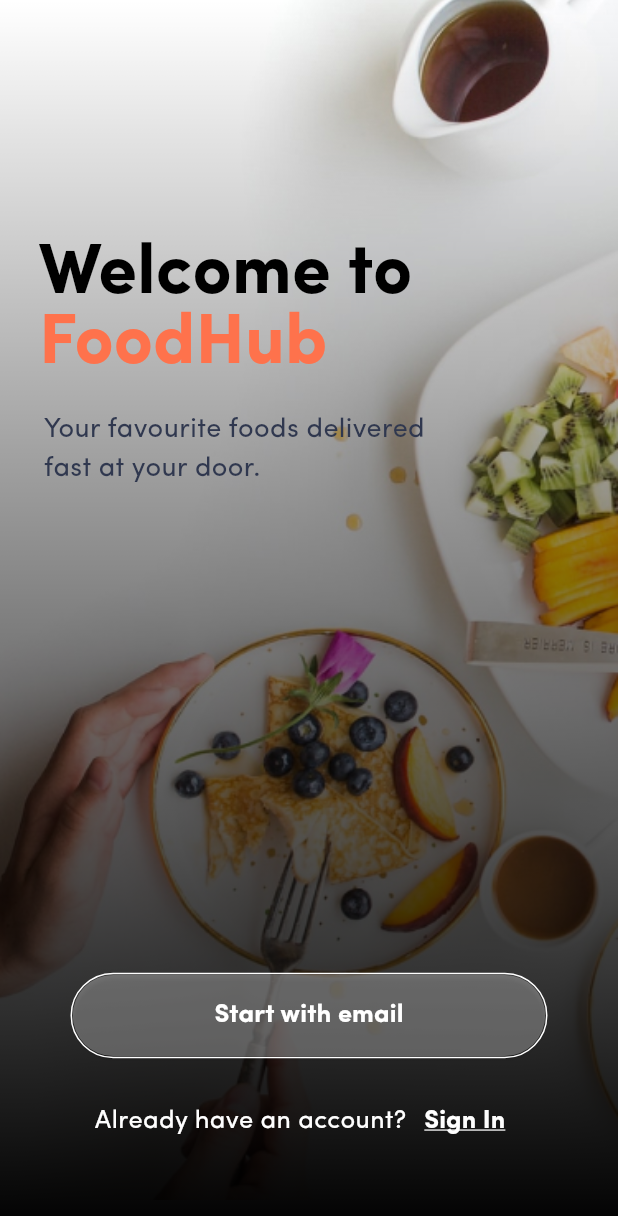
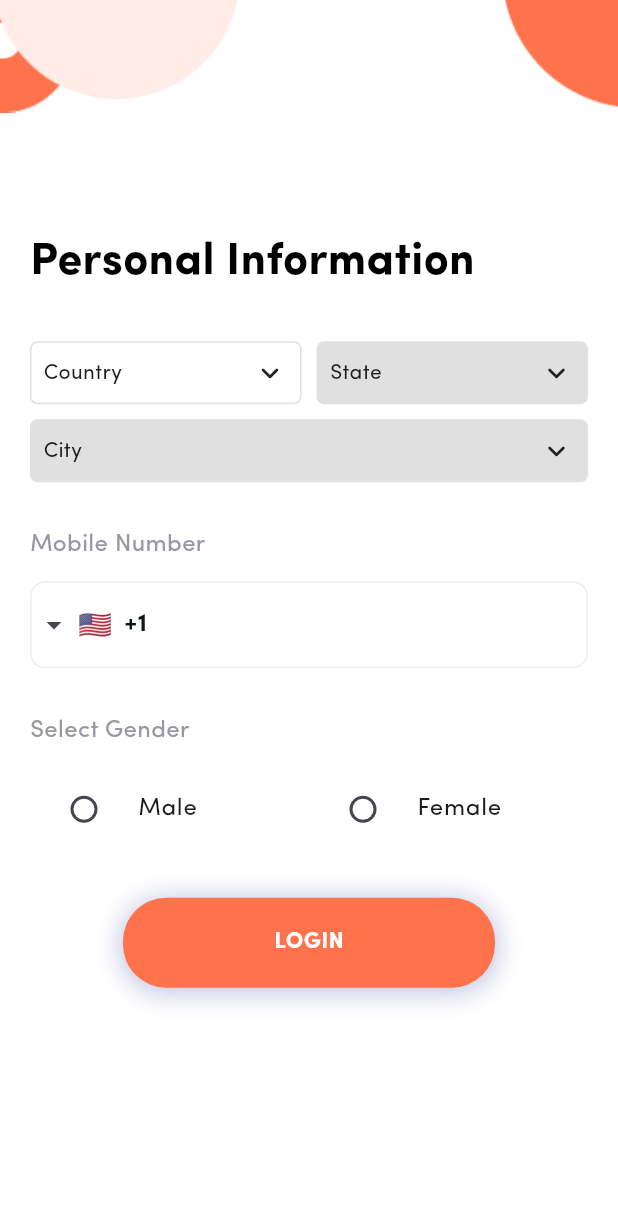
Before and after one commit to Sahil231102/FoodHub_User, a Flutter app: the screen it shows after launch, on a phone screen of 412 x 824 dp. Shown: the top 1216 px of the screen. Run offline on Flutter 3.47's test engine with Material 3 defaults, Android fonts, the phone set to English and light mode, and no system bars; drawn by our look-alikes of csc_picker, intl_phone_field; our stand-ins replace cloud_firestore, firebase_auth, firebase_core, get, get_storage; accounts and stored records are empty.

Commit message:
User Personal information screen done

```diff
--- a/lib/const/images.dart
+++ b/lib/const/images.dart
@@ -2,10 +2,11 @@ const _data = "assets/images";
 
 class AppImages {
   // images
+
   static const String appLogo = "$_data/logo.png";
   static const String Circle1 = "$_data/Ellipse 126.png";
   static const String Circle2 = "$_data/Ellipse 127.png";
   static const String Circle3 = "$_data/Ellipse 128.png";
 
-  // svgs
+// svgs
 }
--- /dev/null
+++ b/lib/controller/location_controller.dart
@@ -0,0 +1,25 @@
+import 'package:get/get.dart';
+
+class LocationController extends GetxController {
+  String country = '';
+  String countryPhone = '';
+  String state = '';
+  String city = '';
+
+  void updateCountry(String? value) {
+    country = value ?? '';
+
+    countryPhone = country.toString();
+    update(); // Notify listeners
+  }
+
+  void updateState(String? value) {
+    state = value ?? '';
+    update(); // Notify listeners
+  }
+
+  void updateCity(String? value) {
+    city = value ?? '';
+    update(); // Notify listeners
+  }
+}
--- a/lib/controller/send_reset_password_email.dart
+++ b/lib/controller/send_reset_password_email.dart
@@ -1,7 +1,4 @@
-import 'dart:ffi';
-
 import 'package:firebase_auth/firebase_auth.dart';
-import 'package:flutter/material.dart';
 import 'package:food_hub_user/view/widget/app_snackbar.dart';
 import 'package:get/get.dart';
 
@@ -10,7 +7,8 @@ class SendResetPasswordEmail extends GetxController {
     try {
       await FirebaseAuth.instance.sendPasswordResetEmail(email: email);
       AppSnackbar.showSuccess(
-          message: "A password reset link has been sent to $email.", title: "Email Sent");
+          message: "A password reset link has been sent to $email.",
+          title: "Email Sent");
     } on FirebaseAuthException catch (e) {
       String errorMessage;
       if (e.code == "invalid-email") {
--- a/lib/main.dart
+++ b/lib/main.dart
@@ -1,12 +1,14 @@
 import 'package:firebase_core/firebase_core.dart';
 import 'package:flutter/material.dart';
 import 'package:food_hub_user/firebase_options.dart';
-import 'package:food_hub_user/view/auth/splash_screen.dart';
+import 'package:food_hub_user/view/auth/user_info_screen.dart';
 import 'package:get/get.dart';
 
+import 'services/get_storage_services.dart';
+
 void main() async {
+  await GetStorageServices.init();
   WidgetsFlutterBinding.ensureInitialized();
-
   await Firebase.initializeApp(
     options: DefaultFirebaseOptions.currentPlatform,
   );
@@ -27,7 +29,7 @@ class MyApp extends StatelessWidget {
         colorScheme: ColorScheme.fromSeed(seedColor: Colors.deepPurple),
         useMaterial3: true,
       ),
-      home: SplashScreen(),
+      home: UserInfoScreen(),
     );
   }
 }
--- a/lib/view/auth/login_screen.dart
+++ b/lib/view/auth/login_screen.dart
@@ -128,7 +128,8 @@ class _LoginScreenState extends State<LoginScreen> {
                                     Get.to(const SignupScreen());
                                   },
                                   child: Container(
-                                    margin: const EdgeInsets.all(0), // Sets margin to 0
+                                    margin: const EdgeInsets.all(0),
+                                    // Sets margin to 0
                                     child: const Text(
                                       "Sign Up",
                                       style: TextStyle(
--- /dev/null
+++ b/lib/view/auth/user_info_screen.dart
@@ -0,0 +1,173 @@
+import 'package:csc_picker/csc_picker.dart';
+import 'package:flutter/material.dart';
+import 'package:food_hub_user/const/colors.dart';
+import 'package:food_hub_user/const/images.dart';
+import 'package:food_hub_user/const/text_style.dart';
+import 'package:food_hub_user/controller/location_controller.dart';
+import 'package:food_hub_user/view/widget/auth_comman_button.dart';
+import 'package:food_hub_user/view/widget/sized_box.dart';
+import 'package:get/get.dart';
+import 'package:intl_phone_field/intl_phone_field.dart';
+
+import '../widget/auth_comman_title_text.dart';
+
+class UserInfoScreen extends StatefulWidget {
+  const UserInfoScreen({super.key});
+
+  @override
+  State<UserInfoScreen> createState() => _UserInfoScreenState();
+}
+
+class _UserInfoScreenState extends State<UserInfoScreen> {
+  final LocationController _locationController = Get.put(LocationController());
+  final TextEditingController mobile = TextEditingController();
+
+  final _formKey = GlobalKey<FormState>();
+
+  String? _selectedGender = "";
+  String? _country = "";
+  String _countryPhone = "";
+  String? _state = "";
+  String? _city = "";
+
+  @override
+  Widget build(BuildContext context) {
+    return Scaffold(
+      backgroundColor: AppColors.white,
+      body: GetBuilder<LocationController>(
+        builder: (controller) {
+          return SafeArea(
+            child: Stack(
+              children: [
+                const Positioned(child: Image(image: AssetImage(AppImages.Circle1))),
+                const Positioned(child: Image(image: AssetImage(AppImages.Circle2))),
+                const Positioned(right: 0, child: Image(image: AssetImage(AppImages.Circle3))),
+                Center(
+                  child: Padding(
+                    padding: const EdgeInsets.symmetric(horizontal: 20.0),
+                    child: SingleChildScrollView(
+                      child: Form(
+                        key: _formKey,
+                        child: Column(
+                          mainAxisAlignment: MainAxisAlignment.center,
+                          crossAxisAlignment: CrossAxisAlignment.stretch,
+                          children: [
+                            const SizedBox(height: 20),
+                            const AuthCommanTitleText(
+                              text: "Personal Information",
+                              fontSize: 30,
+                            ),
+                            31.sizeHeight,
+                            CSCPicker(
+                              onCountryChanged: (value) {
+                                controller.countryPhone = value;
+                                controller.country = value;
+                              },
+                              onStateChanged: (value) {
+                                controller.state = value ?? "";
+                                print("================>>${controller.state}<<<<=============");
+                              },
+                              onCityChanged: (value) {
+                                controller.city = value ?? "";
+                                print("================>>${controller.city}<<<<=============");
+                              },
+                            ),
+                            31.sizeHeight,
+                            Text("Mobile Number",
+                                style: AppTextStyle.w300(
+                                    fontSize: 16, color: AppColors.labelTextColor)),
+                            12.sizeHeight,
+                            IntlPhoneField(
+                              dropdownTextStyle: AppTextStyle.w600(
+                                fontSize: 17,
+                                color: const Color(0xff111719),
+                              ),
+                              style: AppTextStyle.w600(
+                                fontSize: 17,
+                                color: const Color(0xff111719),
+                              ),
+                              // Set the phone code here
+                              onTap: () {},
+                              initialValue: controller.countryPhone,
+
+                              decoration: InputDecoration(
+                                  counterText: "",
+                                  enabledBorder: OutlineInputBorder(
+                                    borderRadius: BorderRadius.circular(10),
+                                    borderSide: BorderSide(color: AppColors.borderColor),
+                                  ),
+                                  focusedErrorBorder: OutlineInputBorder(
+                                    borderRadius: BorderRadius.circular(10),
+                                    borderSide: BorderSide(color: AppColors.errorColor),
+                                  ),
+                                  errorBorder: OutlineInputBorder(
+                                    borderRadius: BorderRadius.circular(10),
+                                    borderSide: BorderSide(color: AppColors.errorColor),
+                                  ),
+                                  focusedBorder: OutlineInputBorder(
+                                    borderRadius: BorderRadius.circular(10),
+                                    borderSide: BorderSide(
+                                      color: AppColors.primary,
+                                    ),
+                                  )),
+                            ),
+                            31.sizeHeight,
+                            Text("Select Gender",
+                                style: AppTextStyle.w300(
+                                    fontSize: 16, color: AppColors.labelTextColor)),
+                            12.sizeHeight,
+                            Row(
+                              mainAxisAlignment: MainAxisAlignment.spaceBetween,
+                              children: [
+                                Expanded(
+                                  child: RadioListTile<String>(
+                                    activeColor: AppColors.primary,
+                                    title: Text("Male"),
+                                    value: "Male",
+                                    groupValue: _selectedGender,
+                                    onChanged: (value) {
+                                      setState(() {
+                                        _selectedGender = value;
+                                      });
+                                    },
+                                  ),
+                                ),
+                                Expanded(
+                                  child: RadioListTile<String>(
+                                    activeColor: AppColors.primary,
+                                    title: Text("Female"),
+                                    value: "Female",
+                                    groupValue: _selectedGender,
+                                    onChanged: (value) {
+                                      setState(() {
+                                        _selectedGender = value;
+                                      });
+                                    },
+                                  ),
+                                ),
+                              ],
+                            ),
+                            31.sizeHeight,
+                            AuthCommanButton(
+                              onTap: () async {
+                                if (_formKey.currentState?.validate() ?? false) {
+                                  // Process form
+                                }
+                              },
+                              text: "LOGIN",
+                            ),
+                            32.sizeHeight,
+                          ],
+                        ),
+                      ),
+                    ),
+                  ),
+                ),
+              ],
+            ),
+          );
+        },
+      ),
+    );
+  }
+}
--- a/lib/view/widget/auth_comman_title_text.dart
+++ b/lib/view/widget/auth_comman_title_text.dart
@@ -1,18 +1,24 @@
 import 'package:flutter/material.dart';
 import 'package:food_hub_user/const/colors.dart';
-import 'package:food_hub_user/const/text_style.dart';
 
 class AuthCommanTitleText extends StatelessWidget {
   final String text;
-  const AuthCommanTitleText({super.key, required this.text});
+  final double fontSize;
+
+  const AuthCommanTitleText({
+    super.key,
+    required this.text,
+    this.fontSize = 42.0, // Default font size
+  });
 
   @override
   Widget build(BuildContext context) {
     return Text(
-      text ?? "",
-      style: AppTextStyle.w700(
+      text,
+      style: TextStyle(
+        fontWeight: FontWeight.w700, // Directly setting the fontWeight
         color: AppColors.authTitleColor,
-        fontSize: 42,
+        fontSize: fontSize, // The font size provided or default
       ),
     );
   }
--- a/pubspec.yaml
+++ b/pubspec.yaml
@@ -31,6 +31,7 @@ dependencies:
   flutter:
     sdk: flutter
 
+  get_storage: ^2.1.1
 
   # The following adds the Cupertino Icons font to your application.
   # Use with the CupertinoIcons class for iOS style icons.
@@ -41,6 +42,9 @@ dependencies:
   cloud_firestore: ^5.5.1
   flutter_zoom_drawer: ^3.2.0
   firebase_database: ^11.2.0
+  intl_phone_field: ^3.2.0
+  csc_picker: ^0.2.7
+
 
 dev_dependencies:
   flutter_test:
@@ -66,7 +70,7 @@ flutter:
 
   # To add assets to your application, add an assets section, like this:
   assets:
-     - assets/images/
+    - assets/images/
   #   - images/a_dot_ham.jpeg
 
   # An image asset can refer to one or more resolution-specific "variants", see
```
Also changed, not shown: lib/controller/get_storege_controller.dart (added, +17 -0 lines), lib/controller/login_controller.dart (+13 -2 lines), lib/services/get_storage_services.dart (added, +31 -0 lines), lib/view/auth/splash_screen.dart (+10 -7 lines), lib/view/home/home_screen.dart (+15 -136 lines), lib/view/home/side_menu.dart (+33 -71 lines), assets/images/Food Hub.jpeg (added), pubspec.lock, 4 other files.
